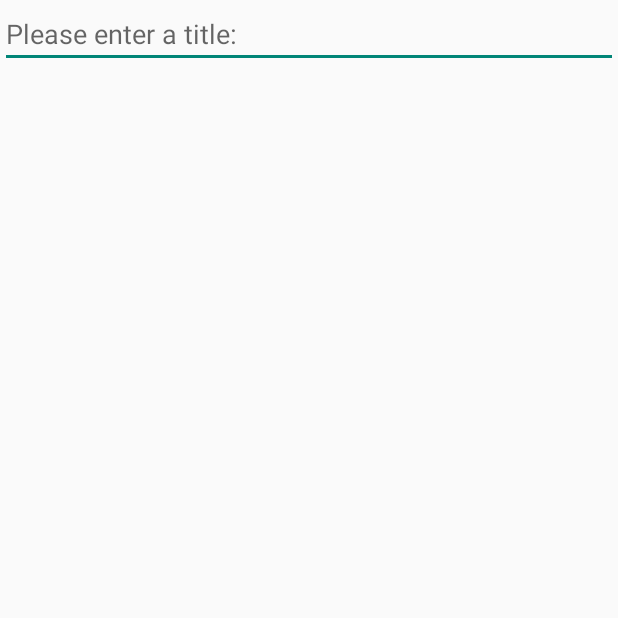
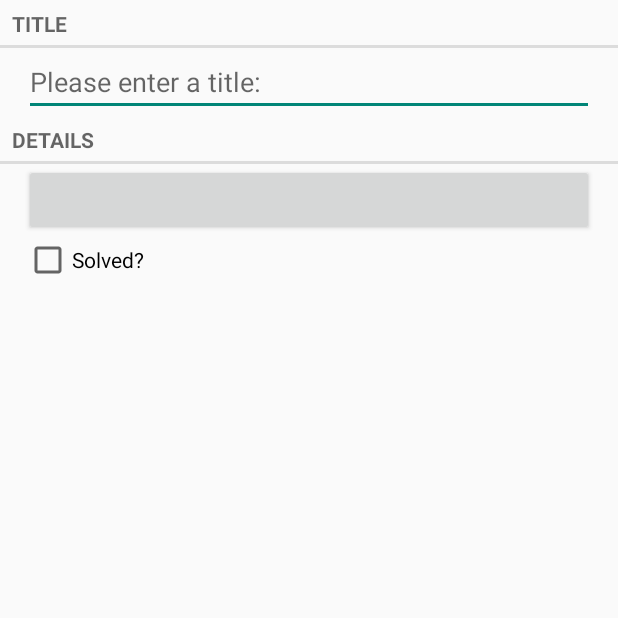
Before and after one commit to janPhil/CriminalIntent, an Android app: the screen it shows after launch (CrimeActivity), on a phone screen of 412 x 824 dp, the top half of it. Run offline under Robolectric (Android 15) with nearby library versions, the phone set to English and light mode, and no system bars.

Commit message:
UI inserted

```diff
--- a/app/build.gradle
+++ b/app/build.gradle
@@ -2,14 +2,13 @@ apply plugin: 'com.android.application'
 
 android {
     compileSdkVersion 20
-    buildToolsVersion "20.0.0"
-
+    buildToolsVersion '20.0.0'
     defaultConfig {
-        applicationId "com.learning.jan_philipp.criminalintent"
-        minSdkVersion 8
+        applicationId 'com.learning.jan_philipp.criminalintent'
+        minSdkVersion 11
         targetSdkVersion 20
         versionCode 1
-        versionName "1.0"
+        versionName '1.0'
     }
     buildTypes {
         release {
@@ -17,6 +16,8 @@ android {
             proguardFiles getDefaultProguardFile('proguard-android.txt'), 'proguard-rules.pro'
         }
     }
+    productFlavors {
+    }
 }
 
 dependencies {
--- a/app/src/main/AndroidManifest.xml
+++ b/app/src/main/AndroidManifest.xml
@@ -1,7 +1,7 @@
 <?xml version="1.0" encoding="utf-8"?>
 <manifest xmlns:android="http://schemas.android.com/apk/res/android"
     package="com.learning.jan_philipp.criminalintent" >
-
+    <uses-sdk android:minSdkVersion="11"></uses-sdk>
     <application
         android:allowBackup="true"
         android:icon="@drawable/ic_launcher"
--- a/app/src/main/java/com/learning/jan_philipp/criminalintent/Crime.java
+++ b/app/src/main/java/com/learning/jan_philipp/criminalintent/Crime.java
@@ -1,5 +1,6 @@
 package com.learning.jan_philipp.criminalintent;
 
+import java.util.Date;
 import java.util.UUID;
 
 /**
@@ -9,10 +10,13 @@ public class Crime {
 
     private UUID mId;
     private String mTitle;
+    private Date mDate;
+    private boolean mSolved;
 
     public Crime(){
 
         mId = UUID.randomUUID();
+        mDate = new Date();
     }
 
     public UUID getId() {
@@ -27,5 +31,19 @@ public class Crime {
         this.mTitle = Title;
     }
 
+    public Date getmDate() {
+        return mDate;
+    }
 
+    public void setmDate(Date mDate) {
+        this.mDate = mDate;
+    }
+
+    public boolean ismSolved() {
+        return mSolved;
+    }
+
+    public void setmSolved(boolean mSolved) {
+        this.mSolved = mSolved;
+    }
 }
--- a/app/src/main/java/com/learning/jan_philipp/criminalintent/CrimeActivity.java
+++ b/app/src/main/java/com/learning/jan_philipp/criminalintent/CrimeActivity.java
@@ -1,5 +1,6 @@
 package com.learning.jan_philipp.criminalintent;
 
+import android.app.Activity;
 import android.app.FragmentManager;
 import android.support.v4.app.Fragment;
 import android.support.v4.app.FragmentActivity;
@@ -7,15 +8,15 @@ import android.os.Bundle;
 import android.view.MenuItem;
 
 
-public class CrimeActivity extends FragmentActivity {
+public class CrimeActivity extends Activity {
 
     @Override
     protected void onCreate(Bundle savedInstanceState) {
         super.onCreate(savedInstanceState);
         setContentView(R.layout.activity_crime);
 
-        android.support.v4.app.FragmentManager fm = getSupportFragmentManager();
-        Fragment fragment = fm.findFragmentById(R.id.fragmentContainer);
+        android.app.FragmentManager fm = getFragmentManager();
+        android.app.Fragment fragment = fm.findFragmentById(R.id.fragmentContainer);
 
         if (fragment==null){
             fragment = new CrimeFragment();
--- a/app/src/main/java/com/learning/jan_philipp/criminalintent/CrimeFragment.java
+++ b/app/src/main/java/com/learning/jan_philipp/criminalintent/CrimeFragment.java
@@ -1,7 +1,9 @@
 package com.learning.jan_philipp.criminalintent;
 
+import android.annotation.TargetApi;
+import android.os.Build;
 import android.os.Bundle;
-import android.support.v4.app.Fragment;
+import android.app.Fragment;
 import android.text.Editable;
 import android.text.TextWatcher;
 import android.view.LayoutInflater;
--- a/app/src/main/res/layout/fragment_crime.xml
+++ b/app/src/main/res/layout/fragment_crime.xml
@@ -5,11 +5,36 @@
     android:layout_width="match_parent"
     android:layout_height="match_parent"
     >
-
+    <TextView
+        android:layout_width="match_parent"
+        android:layout_height="wrap_content"
+        android:text="@string/crime_title_label"
+        style="?android:listSeparatorTextViewStyle"/>
     <EditText
         android:id="@+id/crime_title"
         android:layout_width="match_parent"
         android:layout_height="wrap_content"
+        android:layout_marginLeft="16dp"
+        android:layout_marginRight="16dp"
         android:hint="@string/crime_title_hint"/>
+    <TextView
+        android:layout_width="match_parent"
+        android:layout_height="wrap_content"
+        android:text="@string/crime_details_label"
+        style="?android:listSeparatorTextViewStyle"/>
+    <Button
+        android:id="@+id/crime_date"
+        android:layout_width="match_parent"
+        android:layout_height="wrap_content"
+        android:layout_marginLeft="16dp"
+        android:layout_marginRight="16dp"/>
+    <CheckBox
+        android:id="@+id/crime_solved"
+        android:layout_width="match_parent"
+        android:layout_height="wrap_content"
+        android:layout_marginLeft="16dp"
+        android:layout_marginRight="16dp"
+        android:text="@string/crime_solved_label"
+        />
 
 </LinearLayout>
--- a/app/src/main/res/values/strings.xml
+++ b/app/src/main/res/values/strings.xml
@@ -3,5 +3,8 @@
 
     <string name="app_name">CriminalIntent</string>
     <string name="crime_title_hint">Please enter a title:</string>
+    <string name="crime_title_label">TITLE</string>
+    <string name="crime_details_label">DETAILS</string>
+    <string name="crime_solved_label">Solved?</string>
 
 </resources>
```
